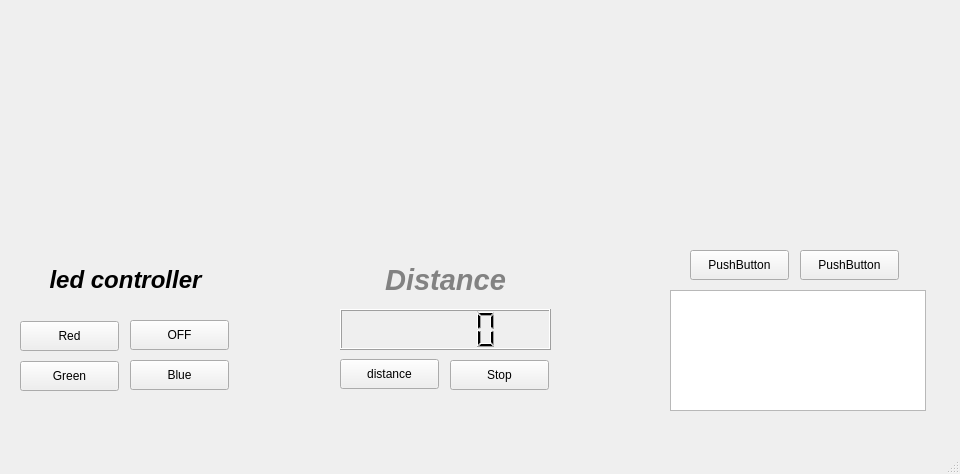
The window that project/main.ui (leekminxx/RasPi-2024) describes before a commit, drawn with Qt 5.
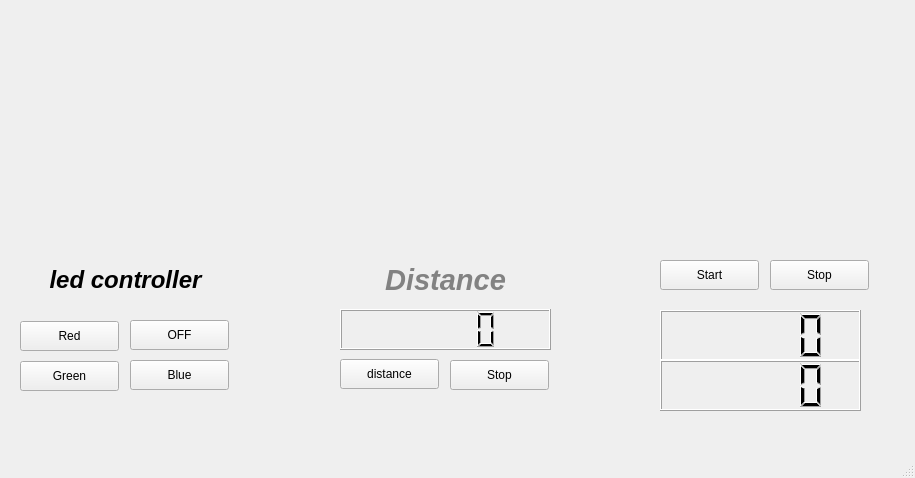
The same window after the commit. Icons and pictures are not drawn.

Diff of the .ui file:
```diff
--- a/project/main.ui
+++ b/project/main.ui
@@ -6,8 +6,8 @@
    <rect>
     <x>0</x>
     <y>0</y>
-    <width>960</width>
-    <height>474</height>
+    <width>915</width>
+    <height>478</height>
    </rect>
   </property>
   <property name="windowTitle">
@@ -131,50 +131,37 @@
      <string>&lt;html&gt;&lt;head/&gt;&lt;body&gt;&lt;p align=&quot;center&quot;&gt;&lt;span style=&quot; font-size:22pt; font-weight:600; font-style:italic; color:#828282;&quot;&gt;Distance&lt;/span&gt;&lt;/p&gt;&lt;/body&gt;&lt;/html&gt;</string>
     </property>
    </widget>
-   <widget class="QListView" name="listView">
-    <property name="enabled">
-     <bool>true</bool>
-    </property>
-    <property name="geometry">
-     <rect>
-      <x>670</x>
-      <y>290</y>
-      <width>256</width>
-      <height>121</height>
-     </rect>
-    </property>
-   </widget>
    <widget class="QPushButton" name="Stbtn">
     <property name="geometry">
      <rect>
-      <x>690</x>
-      <y>250</y>
+      <x>660</x>
+      <y>260</y>
       <width>99</width>
       <height>30</height>
      </rect>
     </property>
     <property name="text">
-     <string>PushButton</string>
+     <string>Start</string>
     </property>
    </widget>
    <widget class="QPushButton" name="Spbtn">
     <property name="geometry">
      <rect>
-      <x>800</x>
-      <y>250</y>
+      <x>770</x>
+      <y>260</y>
       <width>99</width>
       <height>30</height>
      </rect>
     </property>
     <property name="text">
-     <string>PushButton</string>
+     <string>Stop</string>
     </property>
    </widget>
    <widget class="QLabel" name="label">
     <property name="geometry">
      <rect>
-      <x>640</x>
-      <y>20</y>
+      <x>610</x>
+      <y>10</y>
       <width>241</width>
       <height>221</height>
      </rect>
@@ -227,6 +214,26 @@
      <bool>true</bool>
     </property>
    </widget>
+   <widget class="QLCDNumber" name="lcdTemperature">
+    <property name="geometry">
+     <rect>
+      <x>660</x>
+      <y>310</y>
+      <width>201</width>
+      <height>51</height>
+     </rect>
+    </property>
+   </widget>
+   <widget class="QLCDNumber" name="lcdHumidity">
+    <property name="geometry">
+     <rect>
+      <x>660</x>
+      <y>360</y>
+      <width>201</width>
+      <height>51</height>
+     </rect>
+    </property>
+   </widget>
   </widget>
   <widget class="QMenuBar" name="menubar">
    <property name="geometry">
```
Left out of the diff: 16 changed lines with no effect on the pictures.
